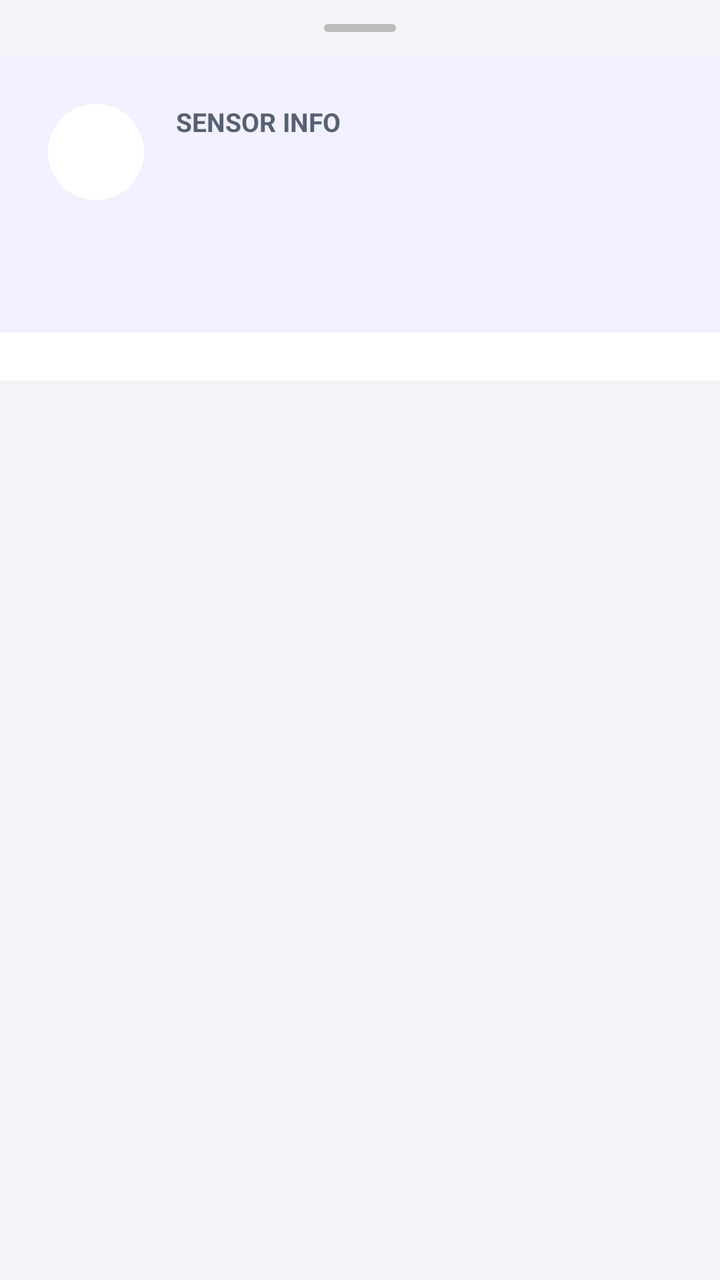
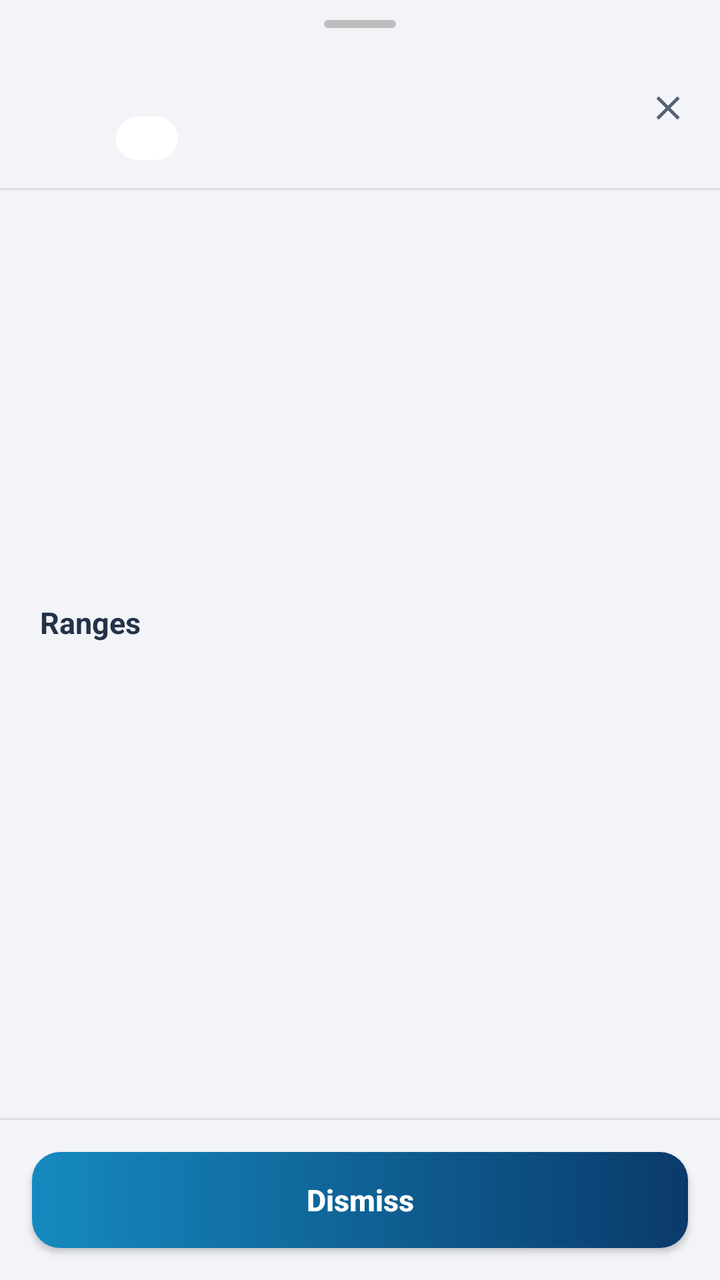

The first picture is an Android layout as it rendered before a commit; the second is the same layout after the commit. The layout source and the unified diff follow.
<!-- AndroidManifest.xml: application theme Theme.AquaSense -->
<!-- res/layout/sensor_info.xml -->
<?xml version="1.0" encoding="utf-8"?>
<LinearLayout
    xmlns:android="http://schemas.android.com/apk/res/android"
    xmlns:app="http://schemas.android.com/apk/res-auto"
    android:layout_width="match_parent"
    android:layout_height="wrap_content"
    android:orientation="vertical"
>
    <View
        android:layout_width="36dp"
        android:layout_height="4dp"
        android:layout_gravity="center_horizontal"
        android:layout_marginTop="12dp"
        android:layout_marginBottom="12dp"
        android:background="@drawable/bottom_sheet_handle"
    />
    <LinearLayout
        android:layout_width="match_parent"
        android:layout_height="wrap_content"
        android:background="@color/sensor_info_banner_purple"
        android:orientation="vertical"
        android:padding="24dp"
    >
        <LinearLayout
            android:layout_width="match_parent"
            android:layout_height="match_parent"
            android:orientation="horizontal"
            android:background="@color/sensor_info_banner_purple"
        >
            <ImageView
                android:id="@+id/sensorInfoIcon"
                android:layout_width="48dp"
                android:layout_height="48dp"
                android:layout_marginEnd="16dp"
                android:background="@drawable/circle_background"
                android:padding="12dp"
                app:tint="@color/sensor_info_gray_color"
                android:contentDescription="@null"
            />
            <LinearLayout
                android:layout_width="0dp"
                android:layout_height="wrap_content"
                android:layout_weight="1"
                android:orientation="vertical"
            >
                <TextView
                    android:layout_width="wrap_content"
                    android:layout_height="wrap_content"
                    android:text="@string/sensor_info"
                    android:textAllCaps="true"
                    android:textColor="@color/sensor_info_gray_color"
                    android:textSize="13sp"
                    android:textStyle="bold"
                />
                <TextView
                    android:id="@+id/sensorInfoTitle"
                    android:layout_width="wrap_content"
                    android:layout_height="wrap_content"
                    android:layout_marginTop="4dp"
                    android:textSize="24sp"
                    android:textStyle="bold"
                    android:textColor="@color/sensor_info_title_color"
                />
            </LinearLayout>
        </LinearLayout>
        <TextView
            android:id="@+id/sensorInfoDescription"
            android:layout_width="match_parent"
            android:layout_height="wrap_content"
            android:layout_marginTop="12dp"
            android:lineSpacingExtra="4dp"
            android:textColor="@color/sensor_info_gray_color"
            android:textSize="18sp"
        />
    </LinearLayout>

    <LinearLayout
        android:id="@+id/sensorInfoBody"
        android:layout_width="match_parent"
        android:layout_height="wrap_content"
        android:background="@color/card_background"
        android:orientation="vertical"
        android:paddingHorizontal="24dp"
        android:paddingBottom="24dp"
    >
    </LinearLayout>

</LinearLayout>
<!-- resources referenced by this layout -->
<resources>
  <color name="card_background">#FFFFFFFF</color>
  <color name="sensor_info_banner_purple">#FFF3F0FF</color>
  <color name="sensor_info_gray_color">#FF566173</color>
  <color name="sensor_info_title_color">#FF243247</color>
  <!-- drawable bottom_sheet_handle (drawable) -->
  <?xml version="1.0" encoding="utf-8"?>
  <shape xmlns:android="http://schemas.android.com/apk/res/android">
      <solid android:color="@color/bottom_sheet_handle"/>
      <corners android:radius="2dp"/>
  </shape>
  <!-- drawable circle_background (drawable) -->
  <?xml version="1.0" encoding="utf-8"?>
  <shape
      xmlns:android="http://schemas.android.com/apk/res/android"
      android:shape="oval"
  >
      
      <solid android:color="@color/sensor_info_icon_circle"/>
  </shape>
  <string name="sensor_info">SENSOR INFO</string>
  <style name="Theme.AquaSense" parent="Base.Theme.AquaSense" />
  <color name="bottom_sheet_handle">#FFBDBDBD</color>
  <color name="sensor_info_icon_circle">#FFFFFFFF</color>
  <style name="Base.Theme.AquaSense" parent="Theme.MaterialComponents.DayNight.NoActionBar">
          
          <item name="android:windowBackground">@color/background</item>
          <item name="android:colorBackground">@color/background</item>
          
          <item name="android:statusBarColor">@color/toolbar_gradient_start</item>
          <item name="android:windowLightStatusBar">@bool/light_status_bar_icons</item>
      </style>
  <color name="background">#FFF2F4F8</color>
  <color name="toolbar_gradient_start">#FFC1DFE0</color>
</resources>

<!-- the commit's change to res/layout/sensor_info.xml (unified diff, before → after) -->
@@ -10,79 +10,262 @@
         android:layout_width="36dp"
         android:layout_height="4dp"
         android:layout_gravity="center_horizontal"
-        android:layout_marginTop="12dp"
-        android:layout_marginBottom="12dp"
+        android:layout_marginTop="10dp"
         android:background="@drawable/bottom_sheet_handle"
     />
+
     <LinearLayout
         android:layout_width="match_parent"
         android:layout_height="wrap_content"
-        android:background="@color/sensor_info_banner_purple"
-        android:orientation="vertical"
-        android:padding="24dp"
+        android:gravity="center_vertical"
+        android:orientation="horizontal"
+        android:paddingStart="20dp"
+        android:paddingEnd="8dp"
+        android:paddingTop="14dp"
+        android:paddingBottom="14dp"
+    >
+        <ImageView
+            android:id="@+id/sensorInfoIcon"
+            android:layout_width="26dp"
+            android:layout_height="26dp"
+            android:contentDescription="@null"
+        />
+        <LinearLayout
+            android:layout_width="0dp"
+            android:layout_height="wrap_content"
+            android:layout_marginStart="12dp"
+            android:layout_weight="1"
+            android:orientation="vertical"
+        >
+            <TextView
+                android:id="@+id/sensorInfoTitle"
+                android:layout_width="wrap_content"
+                android:layout_height="wrap_content"
+                android:textColor="@color/sensor_info_title_color"
+                android:textSize="18sp"
+                android:textStyle="bold"
+            />
+            
+            <LinearLayout
+                android:id="@+id/sensorInfoStatusPill"
+                android:layout_width="wrap_content"
+                android:layout_height="wrap_content"
+                android:layout_marginTop="6dp"
+                android:background="@drawable/bg_sensor_status_pill"
+                android:gravity="center_vertical"
+                android:orientation="horizontal"
+                android:paddingHorizontal="9dp"
+                android:paddingVertical="4dp"
+            >
+                <ImageView
+                    android:id="@+id/sensorInfoStatusIcon"
+                    android:layout_width="7dp"
+                    android:layout_height="7dp"
+                    android:contentDescription="@null"
+                />
+                <TextView
+                    android:id="@+id/sensorInfoStatusText"
+                    android:layout_width="wrap_content"
+                    android:layout_height="wrap_content"
+                    android:layout_marginStart="6dp"
+                    android:letterSpacing="0.06"
+                    android:textAllCaps="true"
+                    android:textSize="10sp"
+                    android:textStyle="bold"
+                />
+            </LinearLayout>
+        </LinearLayout>
+        <ImageView
+            android:id="@+id/sensorInfoClose"
+            android:layout_width="36dp"
+            android:layout_height="36dp"
+            android:background="?attr/selectableItemBackgroundBorderless"
+            android:clickable="true"
+            android:contentDescription="@string/sensor_info_close"
+            android:focusable="true"
+            android:padding="8dp"
+            android:src="@drawable/close_24px"
+            app:tint="@color/sensor_info_gray_color"
+        />
+    </LinearLayout>
+
+    <View
+        android:layout_width="match_parent"
+        android:layout_height="1dp"
+        android:background="@color/divider"
+    />
+
+    <androidx.core.widget.NestedScrollView
+        android:layout_width="match_parent"
+        android:layout_height="wrap_content"
+        android:layout_weight="1"
+        android:scrollbars="none"
     >
         <LinearLayout
             android:layout_width="match_parent"
-            android:layout_height="match_parent"
-            android:orientation="horizontal"
-            android:background="@color/sensor_info_banner_purple"
+            android:layout_height="wrap_content"
+            android:orientation="vertical"
+            android:paddingHorizontal="20dp"
+            android:paddingTop="20dp"
+            android:paddingBottom="20dp"
         >
-            <ImageView
-                android:id="@+id/sensorInfoIcon"
-                android:layout_width="48dp"
-                android:layout_height="48dp"
-                android:layout_marginEnd="16dp"
-                android:background="@drawable/circle_background"
-                android:padding="12dp"
-                app:tint="@color/sensor_info_gray_color"
-                android:contentDescription="@null"
-            />
-            <LinearLayout
-                android:layout_width="0dp"
-                android:layout_height="wrap_content"
-                android:layout_weight="1"
+            
+            <LinearLayout
+                android:layout_width="wrap_content"
+                android:layout_height="wrap_content"
+                android:layout_gravity="center_horizontal"
+                android:baselineAligned="true"
+                android:orientation="horizontal"
+            >
+                <TextView
+                    android:id="@+id/sensorInfoValue"
+                    android:layout_width="wrap_content"
+                    android:layout_height="wrap_content"
+                    android:textSize="38sp"
+                    android:textStyle="bold"
+                />
+                <TextView
+                    android:id="@+id/sensorInfoUnit"
+                    android:layout_width="wrap_content"
+                    android:layout_height="wrap_content"
+                    android:layout_marginStart="3dp"
+                    android:textSize="15sp"
+                />
+            </LinearLayout>
+            <TextView
+                android:id="@+id/sensorInfoReadingLabel"
+                android:layout_width="match_parent"
+                android:layout_height="wrap_content"
+                android:layout_marginTop="2dp"
+                android:gravity="center_horizontal"
+                android:textColor="@color/sensor_info_gray_color"
+                android:textSize="12sp"
+            />
+            <TextView
+                android:id="@+id/sensorInfoStatusNote"
+                android:layout_width="match_parent"
+                android:layout_height="wrap_content"
+                android:layout_marginTop="10dp"
+                android:gravity="center_horizontal"
+                android:lineSpacingExtra="2dp"
+                android:textColor="@color/sensor_info_gray_color"
+                android:textSize="13sp"
+            />
+
+            <TextView
+                android:id="@+id/sensorInfoAboutTitle"
+                android:layout_width="match_parent"
+                android:layout_height="wrap_content"
+                android:layout_marginTop="22dp"
+                android:textColor="@color/sensor_info_title_color"
+                android:textSize="15sp"
+                android:textStyle="bold"
+            />
+            <TextView
+                android:id="@+id/sensorInfoDescription"
+                android:layout_width="match_parent"
+                android:layout_height="wrap_content"
+                android:layout_marginTop="6dp"
+                android:lineSpacingExtra="3dp"
+                android:textColor="@color/sensor_info_gray_color"
+                android:textSize="14sp"
+            />
+
+            
+            <LinearLayout
+                android:id="@+id/sensorInfoRanges"
+                android:layout_width="match_parent"
+                android:layout_height="wrap_content"
                 android:orientation="vertical"
             >
                 <TextView
-                    android:layout_width="wrap_content"
-                    android:layout_height="wrap_content"
-                    android:text="@string/sensor_info"
-                    android:textAllCaps="true"
-                    android:textColor="@color/sensor_info_gray_color"
-                    android:textSize="13sp"
+                    android:layout_width="match_parent"
+                    android:layout_height="wrap_content"
+                    android:layout_marginTop="22dp"
+                    android:text="@string/sensor_info_ranges_title"
+                    android:textColor="@color/sensor_info_title_color"
+                    android:textSize="15sp"
                     android:textStyle="bold"
                 />
-                <TextView
-                    android:id="@+id/sensorInfoTitle"
-                    android:layout_width="wrap_content"
-                    android:layout_height="wrap_content"
-                    android:layout_marginTop="4dp"
-                    android:textSize="24sp"
-                    android:textStyle="bold"
-                    android:textColor="@color/sensor_info_title_color"
+                <include
+                    android:id="@+id/sensorInfoRangeSafe"
+                    layout="@layout/sensor_info_range_row"
+                />
+                <include
+                    android:id="@+id/sensorInfoRangeWarning"
+                    layout="@layout/sensor_info_range_row"
+                />
+                <include
+                    android:id="@+id/sensorInfoRangeCritical"
+                    layout="@layout/sensor_info_range_row"
                 />
             </LinearLayout>
+
+            <LinearLayout
+                android:id="@+id/sensorInfoBody"
+                android:layout_width="match_parent"
+                android:layout_height="wrap_content"
+                android:orientation="vertical"
+            />
         </LinearLayout>
-        <TextView
-            android:id="@+id/sensorInfoDescription"
-            android:layout_width="match_parent"
-            android:layout_height="wrap_content"
-            android:layout_marginTop="12dp"
-            android:lineSpacingExtra="4dp"
-            android:textColor="@color/sensor_info_gray_color"
-            android:textSize="18sp"
-        />
-    </LinearLayout>
-
-    <LinearLayout
-        android:id="@+id/sensorInfoBody"
-        android:layout_width="match_parent"
-        android:layout_height="wrap_content"
-        android:background="@color/card_background"
-        android:orientation="vertical"
-        android:paddingHorizontal="24dp"
-        android:paddingBottom="24dp"
-    >
-    </LinearLayout>
-
+    </androidx.core.widget.NestedScrollView>
+
+    <View
+        android:layout_width="match_parent"
+        android:layout_height="1dp"
+        android:background="@color/divider"
+    />
+
+    <com.google.android.material.button.MaterialButton
+        android:id="@+id/sensorInfoDismiss"
+        android:layout_width="match_parent"
+        android:layout_height="48dp"
+        android:layout_margin="16dp"
+        android:background="@drawable/bg_auth_primary_button"
+        android:letterSpacing="0"
+        android:text="@string/sensor_info_dismiss"
+        android:textAllCaps="false"
+        android:textColor="@color/white"
+        android:textSize="15sp"
+        android:textStyle="bold"
+        app:backgroundTint="@null"
+    />
 </LinearLayout>
+<!-- res/layout/sensor_info_range_row.xml (included above) -->
+<?xml version="1.0" encoding="utf-8"?>
+<LinearLayout
+    xmlns:android="http://schemas.android.com/apk/res/android"
+    android:layout_width="match_parent"
+    android:layout_height="wrap_content"
+    android:layout_marginTop="8dp"
+    android:gravity="center_vertical"
+    android:orientation="horizontal"
+    android:paddingHorizontal="14dp"
+    android:paddingVertical="11dp"
+>
+    <ImageView
+        android:id="@+id/rangeDot"
+        android:layout_width="8dp"
+        android:layout_height="8dp"
+        android:contentDescription="@null"
+    />
+    <TextView
+        android:id="@+id/rangeLabel"
+        android:layout_width="wrap_content"
+        android:layout_height="wrap_content"
+        android:layout_marginStart="10dp"
+        android:textColor="@color/sensor_info_title_color"
+        android:textSize="13sp"
+    />
+
+    <TextView
+        android:id="@+id/rangeValue"
+        android:layout_width="0dp"
+        android:layout_height="wrap_content"
+        android:layout_marginStart="12dp"
+        android:layout_weight="1"
+        android:gravity="end"
+        android:textSize="13sp"
+        android:textStyle="bold"
+    />
+</LinearLayout>
<!-- resource entries referenced after the edit -->
@@ -1,28 +1,49 @@
 <!-- resources referenced by this layout -->
 <resources>
-  <color name="card_background">#FFFFFFFF</color>
-  <color name="sensor_info_banner_purple">#FFF3F0FF</color>
+  <color name="divider">#FFE0E0E0</color>
   <color name="sensor_info_gray_color">#FF566173</color>
   <color name="sensor_info_title_color">#FF243247</color>
+  <color name="white">#FFFFFFFF</color>
+  <!-- drawable bg_auth_primary_button (drawable) -->
+  <?xml version="1.0" encoding="utf-8"?>
+  <shape xmlns:android="http://schemas.android.com/apk/res/android"
+      android:shape="rectangle">
+      <gradient
+          android:angle="0"
+          android:endColor="@color/launcher_ocean_end"
+          android:startColor="@color/accent" />
+      <corners android:radius="14dp" />
+  </shape>
+  <!-- drawable bg_sensor_status_pill (drawable) -->
+  <?xml version="1.0" encoding="utf-8"?>
+  <shape xmlns:android="http://schemas.android.com/apk/res/android">
+      <solid android:color="@color/white"/>
+      <corners android:radius="11dp"/>
+  </shape>
   <!-- drawable bottom_sheet_handle (drawable) -->
   <?xml version="1.0" encoding="utf-8"?>
   <shape xmlns:android="http://schemas.android.com/apk/res/android">
       <solid android:color="@color/bottom_sheet_handle"/>
       <corners android:radius="2dp"/>
   </shape>
-  <!-- drawable circle_background (drawable) -->
-  <?xml version="1.0" encoding="utf-8"?>
-  <shape
-      xmlns:android="http://schemas.android.com/apk/res/android"
-      android:shape="oval"
-  >
-      
-      <solid android:color="@color/sensor_info_icon_circle"/>
-  </shape>
-  <string name="sensor_info">SENSOR INFO</string>
+  <!-- drawable close_24px (drawable) -->
+  <vector xmlns:android="http://schemas.android.com/apk/res/android"
+      android:width="24dp"
+      android:height="24dp"
+      android:viewportWidth="960"
+      android:viewportHeight="960"
+      android:tint="?attr/colorControlNormal">
+    <path
+        android:fillColor="@android:color/white"
+        android:pathData="M256,760L200,704L424,480L200,256L256,200L480,424L704,200L760,256L536,480L760,704L704,760L480,536L256,760Z"/>
+  </vector>
+  <string name="sensor_info_close">Close</string>
+  <string name="sensor_info_dismiss">Dismiss</string>
+  <string name="sensor_info_ranges_title">Ranges</string>
   <style name="Theme.AquaSense" parent="Base.Theme.AquaSense" />
+  <color name="launcher_ocean_end">#FF0A3A6B</color>
+  <color name="accent">#158AC0</color>
   <color name="bottom_sheet_handle">#FFBDBDBD</color>
-  <color name="sensor_info_icon_circle">#FFFFFFFF</color>
   <style name="Base.Theme.AquaSense" parent="Theme.MaterialComponents.DayNight.NoActionBar">
           
           <item name="android:windowBackground">@color/background</item>
